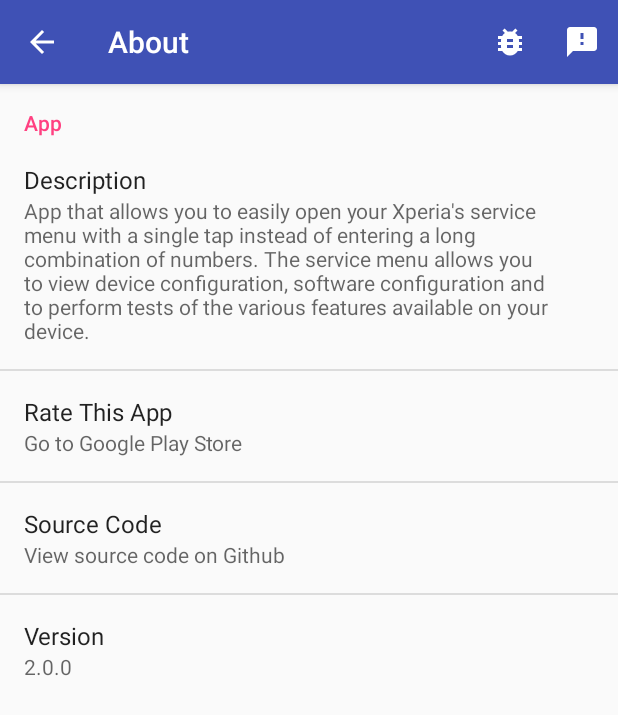
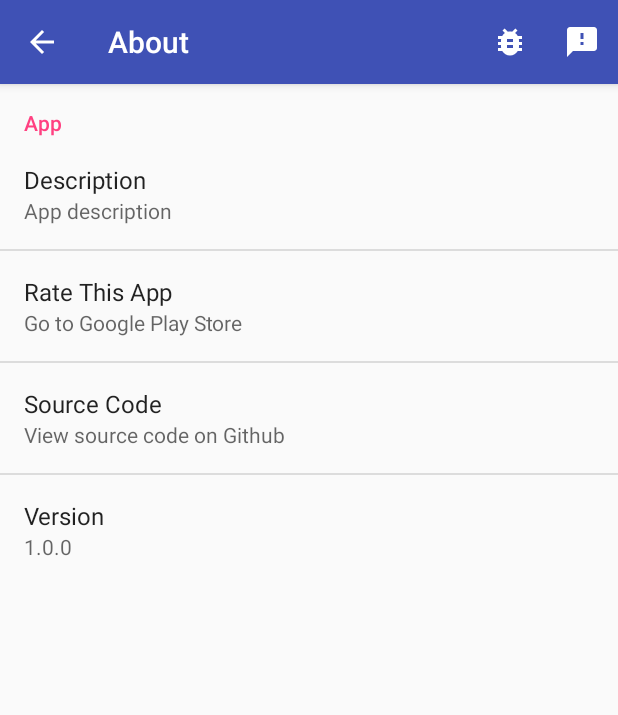
Before and after one commit to kaozgamer/Android-Easy-About-and-Help-Activity, an Android app: the AboutActivity screen opened directly, with no data from a screen before it, after a tap on "Report a Problem", on a phone screen of 412 x 824 dp. Shown: the top 715 px of the screen. Run offline under Robolectric (Android 15) with nearby library versions, the phone set to English and light mode, and no system bars.

Commit message:
Cleared up some irrelevant references.

```diff
--- a/easyaboutandfeedback/src/main/java/com/kaozgamer/easyaboutandfeedback/AboutActivity.java
+++ b/easyaboutandfeedback/src/main/java/com/kaozgamer/easyaboutandfeedback/AboutActivity.java
@@ -19,7 +19,6 @@ public class AboutActivity extends AppCompatActivity {
     @Override
     protected void onPostCreate(@Nullable Bundle savedInstanceState) {
         super.onPostCreate(savedInstanceState);
-        Toolbar toolbar;
 
         setContentView(R.layout.fragment_empty);
 
@@ -47,7 +46,7 @@ public class AboutActivity extends AppCompatActivity {
         } else if (item.getItemId() == R.id.action_help_report_problem) { // DId user click on the report bug button on the toolbar?
             Intent mailto = new Intent(Intent.ACTION_SEND);
             mailto.setType("message/rfc822");
-            mailto.putExtra(Intent.EXTRA_EMAIL, new String[]{"kaozgamerdev+grade_calculator@gmail.com"});
+            mailto.putExtra(Intent.EXTRA_EMAIL, new String[]{"youremail@gmail.com"});
             mailto.putExtra(Intent.EXTRA_SUBJECT, getResources().getString(R.string.eaf_email_bug_report_subject));
             mailto.putExtra(Intent.EXTRA_TEXT, getResources().getString(R.string.eaf_email_bug_report_text));
             startActivity(Intent.createChooser(mailto, getResources().getString(R.string.eaf_email_intent_chooser)));
@@ -57,7 +56,7 @@ public class AboutActivity extends AppCompatActivity {
         } else if (item.getItemId() == R.id.action_help_give_feedback) { // Did user click on the give feedback button on the toolbar?
             Intent mailto = new Intent(Intent.ACTION_SEND);
             mailto.setType("message/rfc822");
-            mailto.putExtra(Intent.EXTRA_EMAIL, new String[]{"kaozgamerdev+grade_calculator@gmail.com"});
+            mailto.putExtra(Intent.EXTRA_EMAIL, new String[]{"youremail@gmail.com"});
             mailto.putExtra(Intent.EXTRA_SUBJECT, getResources().getString(R.string.eaf_email_feedback_subject));
             mailto.putExtra(Intent.EXTRA_TEXT, getResources().getString(R.string.eaf_email_feedback_text));
             startActivity(Intent.createChooser(mailto, getResources().getString(R.string.eaf_email_intent_chooser)));
--- a/easyaboutandfeedback/src/main/res/values/strings.xml
+++ b/easyaboutandfeedback/src/main/res/values/strings.xml
@@ -4,18 +4,18 @@
     <!-- pref_help.xml -->
     <string name="eaf_pref_app">App</string>
     <string name="eaf_pref_description">Description</string>
-    <string name="eaf_pref_description_summary">App that allows you to easily open your Xperia\'s service menu with a single tap instead of entering a long combination of numbers. The service menu allows you to view device configuration, software configuration and to perform tests of the various features available on your device.</string>
+    <string name="eaf_pref_description_summary">App description</string>
     <string name="eaf_pref_rate">Rate This App</string>
     <string name="eaf_pref_rate_summary">Go to Google Play Store</string>
     <string name="eaf_pref_source_code">Source Code</string>
     <string name="eaf_pref_version">Version</string>
-    <string name="eaf_pref_version_summary">2.0.0</string>
+    <string name="eaf_pref_version_summary">1.0.0</string>
     <string name="eaf_pref_github">View source code on Github</string>
 
     <!-- HelpActivity.java -->
-    <string name="eaf_email_bug_report_subject">Bug Report: Grade Calculator</string>
+    <string name="eaf_email_bug_report_subject">Bug Report: Your App Name</string>
     <string name="eaf_email_bug_report_text">What can I help you with?\n</string>
-    <string name="eaf_email_feedback_subject">Feedback: Grade Calculator</string>
+    <string name="eaf_email_feedback_subject">Feedback: Your App Name</string>
     <string name="eaf_email_feedback_text">What can I help you with?\n</string>
     <string name="eaf_email_intent_chooser">Select email application</string>
 
--- a/easyaboutandfeedback/src/main/res/xml/pref_help.xml
+++ b/easyaboutandfeedback/src/main/res/xml/pref_help.xml
@@ -11,7 +11,7 @@
             android:title="@string/eaf_pref_rate">
             <intent
                 android:action="android.intent.action.VIEW"
-                android:data="https://play.google.com/store/apps/details?id=com.thunderboltsoft.xperiaservicemenu" />
+                android:data="https://github.com/kaozgamer/Android-Easy-About-and-Help-Activity" />
         </Preference>
 
         <Preference
@@ -19,7 +19,7 @@
             android:title="@string/eaf_pref_source_code">
             <intent
                 android:action="android.intent.action.VIEW"
-                android:data="https://github.com/kaozgamer/XperiaServiceMenu" />
+                android:data="https://github.com/kaozgamer/Android-Easy-About-and-Help-Activity" />
         </Preference>
 
         <Preference
```
